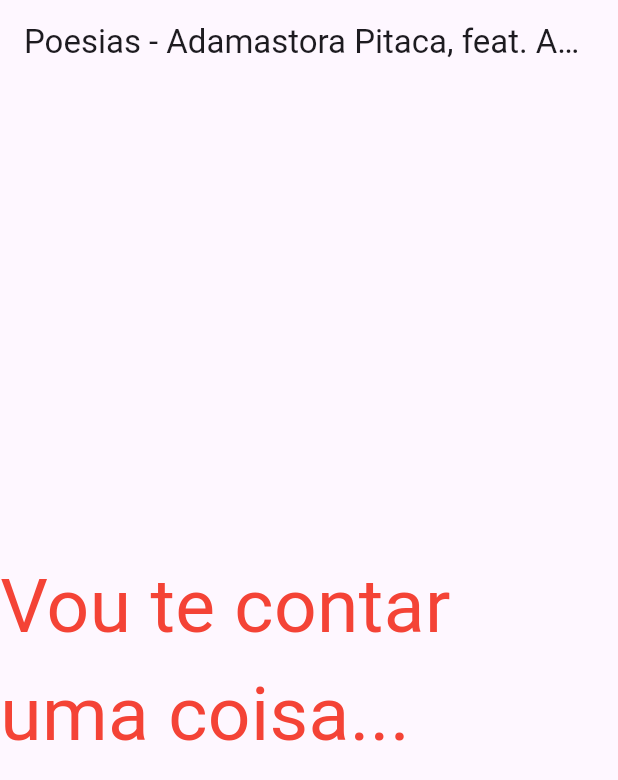
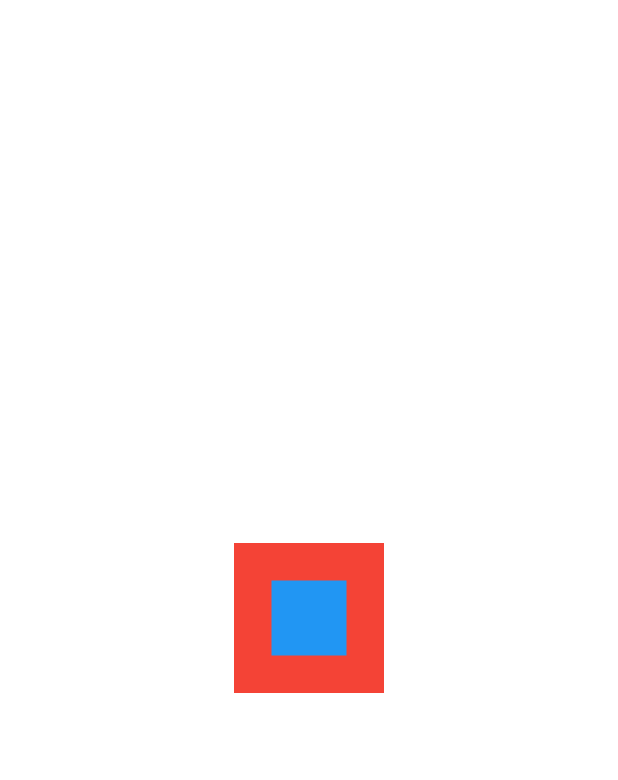
Before and after one commit to letpwk/my_app, a Flutter app: the screen it shows after launch, on a phone screen of 412 x 824 dp. Shown: the top 780 px of the screen. Run offline on Flutter 3.47's test engine with Material 3 defaults, Android fonts, the phone set to English and light mode, and no system bars.

Commit message:
atualizando dnv aa

```diff
--- a/lib/main.dart
+++ b/lib/main.dart
@@ -2,41 +2,32 @@ import 'package:flutter/material.dart'; //importa um pacote (esse é do material
 
 void main() {
   runApp(const MeuApp()); //roda um app
-  //
-  /*
-  runApp(
-    MaterialApp(
-      home: Scaffold(
-        appBar: AppBar(
-          title: Text('Wave to Earth'),
-        ),
-        body: Center(
-          child: Text(
-            'Hello World',
-            style: TextStyle(fontSize: 50, color: Colors.lightBlue),
-        ),
-      ),
-    ),
-    ),
-  );*/
 }
 
 class MeuApp extends StatelessWidget {
-  const MeuApp({super.key});
+  const MeuApp({Key? key}) : super(key: key);
 
   @override //sobreescrevendo a classe pai
   Widget build(BuildContext context) {
     return MaterialApp(
-      home: Scaffold(
-        appBar: AppBar(
-          title: Text('Poesias - Adamastora Pitaca, feat. Adamastor Pitaco'),
-        ),
-        body: Center(
-          child: Text(
-            'Vou te contar uma coisa...',
-            style: TextStyle(fontSize: 50, color: Colors.red),
+      title: 'Wave to Earth',
+      theme: ThemeData(
+        primarySwatch: Colors.purple,
+      ),
+      home: Stack(
+        alignment: AlignmentDirectional.center,
+        children: [
+          Container(
+            color: Colors.red,
+            width: 100,
+            height: 100,
           ),
-        ),
+          Container(
+            color: Colors.blue,
+            width: 50,
+            height: 50,
+          ),
+        ],
       ),
     );
   }
```
